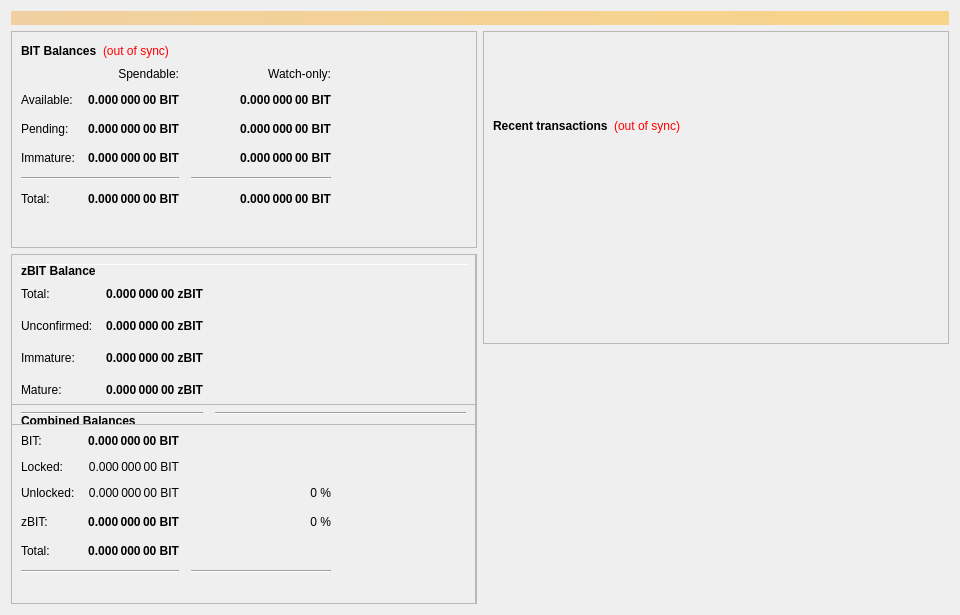
Qt form src/qt/forms/overviewpage.ui (eenglish34/E-BlockMail) before a commit.
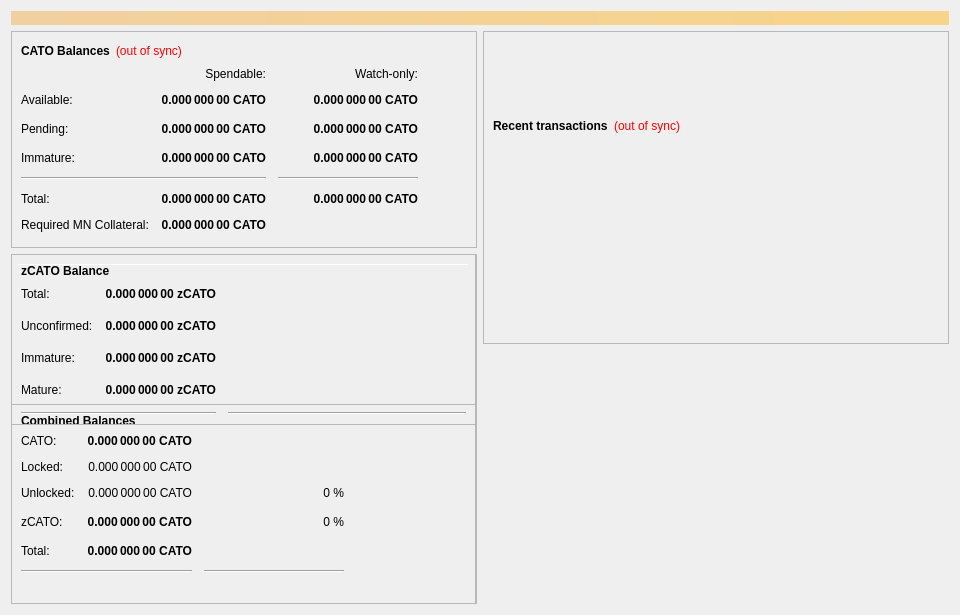
The same form after that commit.

```diff
--- a/src/qt/forms/overviewpage.ui
+++ b/src/qt/forms/overviewpage.ui
@@ -60,7 +60,7 @@
                </font>
               </property>
               <property name="text">
-               <string>BIT Balances</string>
+               <string>CATO Balances</string>
               </property>
              </widget>
             </item>
@@ -118,7 +118,7 @@
                <string>Unconfirmed transactions to watch-only addresses</string>
               </property>
               <property name="text">
-               <string notr="true">0.000 000 00 BIT</string>
+               <string notr="true">0.000 000 00 CATO</string>
               </property>
               <property name="alignment">
                <set>Qt::AlignRight|Qt::AlignTrailing|Qt::AlignVCenter</set>
@@ -143,7 +143,7 @@
                <string>Total of transactions that have yet to be confirmed, and do not yet count toward the spendable balance</string>
               </property>
               <property name="text">
-               <string notr="true">0.000 000 00 BIT</string>
+               <string notr="true">0.000 000 00 CATO</string>
               </property>
               <property name="alignment">
                <set>Qt::AlignRight|Qt::AlignTrailing|Qt::AlignVCenter</set>
@@ -168,7 +168,7 @@
                <string>Staked or masternode rewards in watch-only addresses that has not yet matured</string>
               </property>
               <property name="text">
-               <string notr="true">0.000 000 00 BIT</string>
+               <string notr="true">0.000 000 00 CATO</string>
               </property>
               <property name="alignment">
                <set>Qt::AlignRight|Qt::AlignTrailing|Qt::AlignVCenter</set>
@@ -211,6 +211,13 @@
               </property>
              </widget>
             </item>
+            <item row="7" column="0">
+             <widget class="QLabel" name="labelTotalText2">
+              <property name="text">
+               <string>Required MN Collateral:</string>
+              </property>
+             </widget>
+            </item>
             <item row="3" column="1">
              <widget class="QLabel" name="labelImmature">
               <property name="font">
@@ -226,7 +233,7 @@
                <string>Staked or masternode rewards that has not yet matured</string>
               </property>
               <property name="text">
-               <string notr="true">0.000 000 00 BIT</string>
+               <string notr="true">0.000 000 00 CATO</string>
               </property>
               <property name="alignment">
                <set>Qt::AlignRight|Qt::AlignTrailing|Qt::AlignVCenter</set>
@@ -271,7 +278,32 @@
                <string>Your current total balance</string>
               </property>
               <property name="text">
-               <string notr="true">0.000 000 00 BIT</string>
+               <string notr="true">0.000 000 00 CATO</string>
+              </property>
+              <property name="alignment">
+               <set>Qt::AlignRight|Qt::AlignTrailing|Qt::AlignVCenter</set>
+              </property>
+              <property name="textInteractionFlags">
+               <set>Qt::LinksAccessibleByMouse|Qt::TextSelectableByKeyboard|Qt::TextSelectableByMouse</set>
+              </property>
+             </widget>
+            </item>
+            <item row="7" column="1">
+             <widget class="QLabel" name="labelTotal2">
+              <property name="font">
+               <font>
+                <weight>75</weight>
+                <bold>true</bold>
+               </font>
+              </property>
+              <property name="cursor">
+               <cursorShape>IBeamCursor</cursorShape>
+              </property>
+              <property name="toolTip">
+               <string>Your current total balance</string>
+              </property>
+              <property name="text">
+               <string notr="true">0.000 000 00 CATO</string>
               </property>
               <property name="alignment">
                <set>Qt::AlignRight|Qt::AlignTrailing|Qt::AlignVCenter</set>
@@ -296,7 +328,7 @@
                <string>Current total balance in watch-only addresses</string>
               </property>
               <property name="text">
-               <string notr="true">0.000 000 00 BIT</string>
+               <string notr="true">0.000 000 00 CATO</string>
               </property>
               <property name="alignment">
                <set>Qt::AlignRight|Qt::AlignTrailing|Qt::AlignVCenter</set>
@@ -338,7 +370,7 @@
                <string>Your current spendable balance</string>
               </property>
               <property name="text">
-               <string notr="true">0.000 000 00 BIT</string>
+               <string notr="true">0.000 000 00 CATO</string>
               </property>
               <property name="alignment">
                <set>Qt::AlignRight|Qt::AlignTrailing|Qt::AlignVCenter</set>
@@ -363,7 +395,7 @@
                <string>Your current balance in watch-only addresses</string>
               </property>
               <property name="text">
-               <string notr="true">0.000 000 00 BIT</string>
+               <string notr="true">0.000 000 00 CATO</string>
               </property>
               <property name="alignment">
                <set>Qt::AlignRight|Qt::AlignTrailing|Qt::AlignVCenter</set>
@@ -963,7 +995,7 @@
                 <string>Total of transactions that have yet to be confirmed, and do not yet count toward the spendable balance</string>
                </property>
                <property name="text">
-                <string notr="true">0.000 000 00 BIT</string>
+                <string notr="true">0.000 000 00 CATO</string>
                </property>
                <property name="alignment">
                 <set>Qt::AlignRight|Qt::AlignTrailing|Qt::AlignVCenter</set>
@@ -988,7 +1020,7 @@
                 <string>Total Balance, including unconfirmed and immature coins.</string>
                </property>
                <property name="text">
-                <string notr="true">0.000 000 00 BIT</string>
+                <string notr="true">0.000 000 00 CATO</string>
                </property>
                <property name="alignment">
                 <set>Qt::AlignRight|Qt::AlignTrailing|Qt::AlignVCenter</set>
@@ -1021,7 +1053,7 @@
              <item row="1" column="0">
               <widget class="QLabel" name="labelBalanceTextz">
                <property name="text">
-                <string>BIT:</string>
+                <string>CATO:</string>
                </property>
               </widget>
              </item>
@@ -1040,7 +1072,7 @@
                 <string>Your current spendable balance</string>
                </property>
                <property name="text">
-                <string notr="true">0.000 000 00 BIT</string>
+                <string notr="true">0.000 000 00 CATO</string>
                </property>
                <property name="alignment">
                 <set>Qt::AlignRight|Qt::AlignTrailing|Qt::AlignVCenter</set>
@@ -1056,7 +1088,7 @@
                 <string/>
                </property>
                <property name="text">
-                <string>zBIT:</string>
+                <string>zCATO:</string>
                </property>
               </widget>
              </item>
@@ -1090,7 +1122,7 @@
                 <string>Locked BIT or Masternode collaterals. These are excluded from zBIT minting.</string>
                </property>
                <property name="text">
-                <string>0.000 000 00 BIT</string>
+                <string>0.000 000 00 CATO</string>
                </property>
                <property name="alignment">
                 <set>Qt::AlignRight|Qt::AlignTrailing|Qt::AlignVCenter</set>
@@ -1123,7 +1155,7 @@
                 <string>Unlocked BITs. These can be used for zBIT minting.</string>
                </property>
                <property name="text">
-                <string>0.000 000 00 BIT</string>
+                <string>0.000 000 00 CATO</string>
                </property>
                <property name="alignment">
                 <set>Qt::AlignRight|Qt::AlignTrailing|Qt::AlignVCenter</set>
@@ -1190,7 +1222,7 @@
                 </font>
                </property>
                <property name="text">
-                <string>zBIT Balance</string>
+                <string>zCATO Balance</string>
                </property>
               </widget>
              </item>
@@ -1234,7 +1266,7 @@
                 <string>All available zBIT, unconfirmed and immature zBIT included.</string>
                </property>
                <property name="text">
-                <string notr="true">0.000 000 00 zBIT</string>
+                <string notr="true">0.000 000 00 zCATO</string>
                </property>
                <property name="alignment">
                 <set>Qt::AlignRight|Qt::AlignTrailing|Qt::AlignVCenter</set>
@@ -1312,7 +1344,7 @@
 These zBIT are spendable.</string>
                </property>
                <property name="text">
-                <string>0.000 000 00 zBIT</string>
+                <string>0.000 000 00 zCATO</string>
                </property>
                <property name="alignment">
                 <set>Qt::AlignRight|Qt::AlignTrailing|Qt::AlignVCenter</set>
@@ -1343,7 +1375,7 @@
 Immature: confirmed, but less than 1 mints of the same denomination after it was minted</string>
                </property>
                <property name="text">
-                <string>0.000 000 00 zBIT</string>
+                <string>0.000 000 00 zCATO</string>
                </property>
                <property name="alignment">
                 <set>Qt::AlignRight|Qt::AlignTrailing|Qt::AlignVCenter</set>
@@ -1387,7 +1419,7 @@
 Immature: confirmed, but less than 1 mints of the same denomination after it was minted</string>
                </property>
                <property name="text">
-                <string>0.000 000 00 zBIT</string>
+                <string>0.000 000 00 zCATO</string>
                </property>
                <property name="alignment">
                 <set>Qt::AlignRight|Qt::AlignTrailing|Qt::AlignVCenter</set>
```
Left out of the diff: 22 changed lines with no effect on the pictures.
